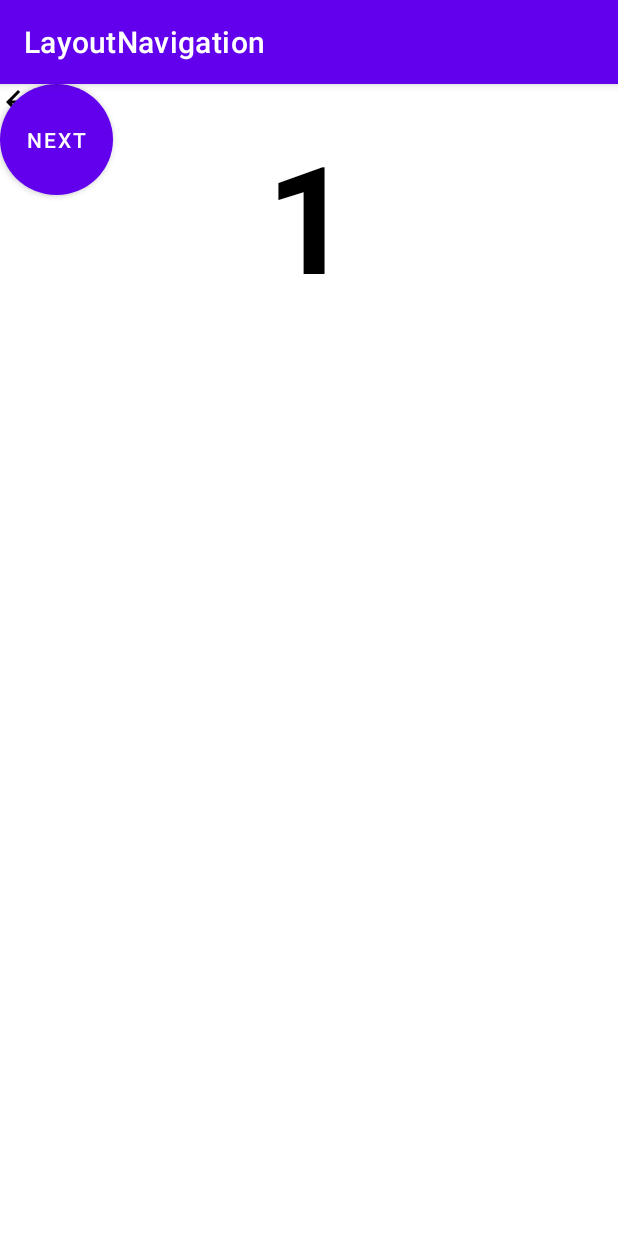
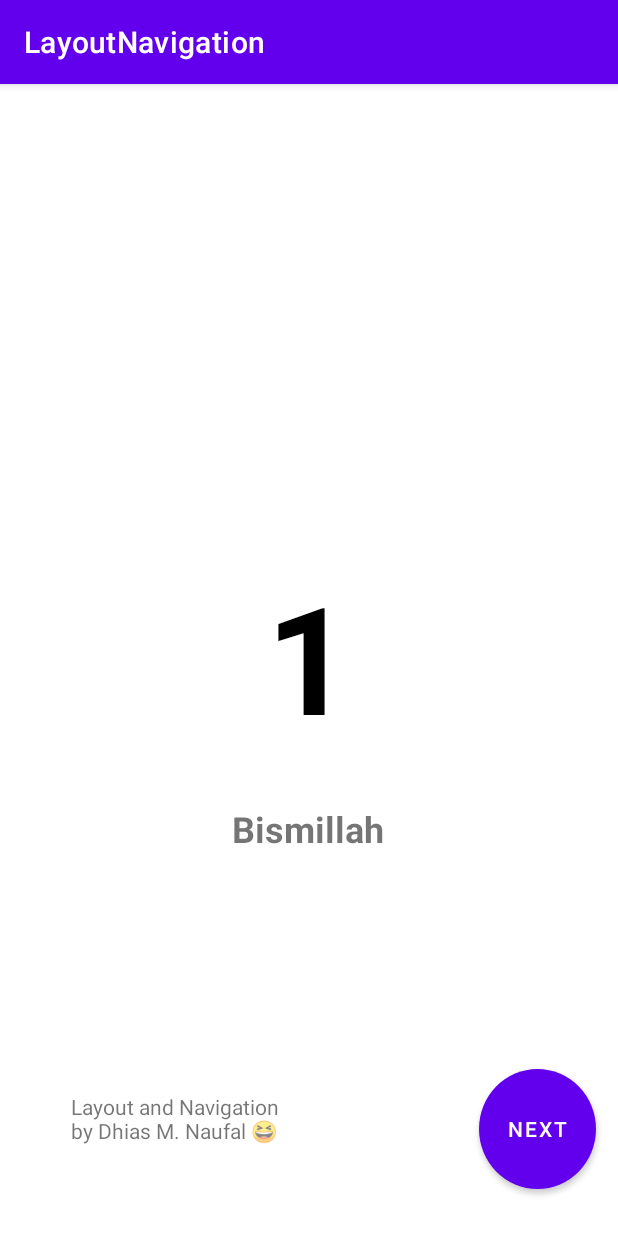
Before and after one commit to DhiasNaufal/PAPB_Kelompok2, an Android app: the screen it shows after launch (MainActivity), on a phone screen of 412 x 824 dp. Run offline under Robolectric (Android 15) with nearby library versions, the phone set to English and light mode, and no system bars.

Commit message:
adding navigation

```diff
--- a/app/src/main/java/com/example/layoutnavigation/HomeScreen.kt
+++ b/app/src/main/java/com/example/layoutnavigation/HomeScreen.kt
@@ -5,13 +5,19 @@ import androidx.fragment.app.Fragment
 import android.view.LayoutInflater
 import android.view.View
 import android.view.ViewGroup
+import android.widget.Button
+import androidx.navigation.Navigation
 
 class HomeScreen : Fragment() {
     override fun onCreateView(
         inflater: LayoutInflater, container: ViewGroup?,
         savedInstanceState: Bundle?
     ): View? {
+        val view = inflater.inflate(R.layout.fragment_home_screen,container, false)
+        view.findViewById<Button>(R.id.btn_1).setOnClickListener{
+            Navigation.findNavController(view).navigate((R.id.action_homeScreen_to_secondPage2))
+        }
         // Inflate the layout for this fragment
-        return inflater.inflate(R.layout.fragment_home_screen, container, false)
+        return view
     }
 }
--- a/app/src/main/res/layout/fragment_home_screen.xml
+++ b/app/src/main/res/layout/fragment_home_screen.xml
@@ -9,23 +9,20 @@
 
 
     <Button
-        android:id="@+id/button"
-        android:layout_width="75dp"
-        android:layout_height="74dp"
+        android:id="@+id/btn_1"
+        android:layout_width="78dp"
+        android:layout_height="80dp"
+        android:layout_marginStart="320dp"
+        android:layout_marginTop="641dp"
+        android:layout_marginEnd="16dp"
+        android:layout_marginBottom="16dp"
         android:background="@drawable/custom_dialog"
         android:ellipsize="none"
         android:text="Next"
-        tools:layout_editor_absoluteX="320dp"
-        tools:layout_editor_absoluteY="641dp" />
-
-    <ImageButton
-        android:id="@+id/imageButton2"
-        android:layout_width="wrap_content"
-        android:layout_height="wrap_content"
-        android:background="#00FFFFFF"
-        android:src="@drawable/ic_baseline_arrow_back_24"
-        tools:layout_editor_absoluteX="16dp"
-        tools:layout_editor_absoluteY="16dp" />
+        app:layout_constraintBottom_toBottomOf="parent"
+        app:layout_constraintEnd_toEndOf="parent"
+        app:layout_constraintStart_toStartOf="parent"
+        app:layout_constraintTop_toTopOf="parent" />
 
     <TextView
         android:id="@+id/textView1"
@@ -39,11 +36,42 @@
         android:textColor="@color/black"
         android:textSize="100dp"
         android:textStyle="bold"
-        app:layout_constraintBottom_toTopOf="@+id/button"
+        app:layout_constraintBottom_toTopOf="@+id/btn_1"
         app:layout_constraintEnd_toEndOf="parent"
         app:layout_constraintHorizontal_bias="0.509"
         app:layout_constraintStart_toStartOf="parent"
         app:layout_constraintTop_toTopOf="parent"
         app:layout_constraintVertical_bias="0.448" />
 
+    <TextView
+        android:id="@+id/textView"
+        android:layout_width="wrap_content"
+        android:layout_height="wrap_content"
+        android:layout_marginStart="180dp"
+        android:layout_marginTop="22dp"
+        android:layout_marginEnd="182dp"
+        android:layout_marginBottom="245dp"
+        android:text="Bismillah"
+        android:textStyle="bold"
+        android:textSize="24dp"
+        app:layout_constraintBottom_toBottomOf="parent"
+        app:layout_constraintEnd_toEndOf="parent"
+        app:layout_constraintStart_toStartOf="parent"
+        app:layout_constraintTop_toBottomOf="@+id/textView1" />
+
+    <TextView
+        android:id="@+id/textView4"
+        android:layout_width="wrap_content"
+        android:layout_height="wrap_content"
+        android:layout_marginStart="48dp"
+        android:layout_marginTop="672dp"
+        android:layout_marginEnd="131dp"
+        android:layout_marginBottom="16dp"
+        android:text="Layout and Navigation \nby Dhias M. Naufal 😆 "
+        app:layout_constraintBottom_toBottomOf="parent"
+        app:layout_constraintEnd_toStartOf="@+id/btn_1"
+        app:layout_constraintStart_toStartOf="parent"
+        app:layout_constraintTop_toTopOf="parent"
+        app:layout_constraintVertical_bias="0.0" />
+
 </androidx.constraintlayout.widget.ConstraintLayout>
--- a/app/src/main/res/navigation/navigation.xml
+++ b/app/src/main/res/navigation/navigation.xml
@@ -12,7 +12,11 @@
         tools:layout="@layout/fragment_home_screen" >
         <action
             android:id="@+id/action_homeScreen_to_secondPage2"
-            app:destination="@id/secondPage" />
+            app:destination="@id/secondPage"
+            app:enterAnim="@anim/nav_default_enter_anim"
+            app:exitAnim="@anim/nav_default_exit_anim"
+            app:popEnterAnim="@animator/nav_default_pop_enter_anim"
+            app:popExitAnim="@anim/nav_default_pop_exit_anim" />
     </fragment>
     <fragment
         android:id="@+id/secondPage"
@@ -20,11 +24,12 @@
         android:label="fragment_second_page"
         tools:layout="@layout/fragment_second_page" >
         <action
-            android:id="@+id/action_secondPage_to_thirdPage"
+            android:id="@+id/action_secondPage_to_homeScreen"
+            app:destination="@id/homeScreen"
+            app:popUpTo="@id/homeScreen" />
+        <action
+            android:id="@+id/action_secondPage_to_thirdPage2"
             app:destination="@id/thirdPage" />
-        <action
-            android:id="@+id/action_secondPage_to_homeScreen"
-            app:destination="@id/homeScreen" />
     </fragment>
     <fragment
         android:id="@+id/thirdPage"
@@ -33,6 +38,7 @@
         tools:layout="@layout/fragment_third_page" >
         <action
             android:id="@+id/action_thirdPage_to_secondPage"
-            app:destination="@id/secondPage" />
+            app:destination="@id/secondPage"
+            app:popUpTo="@id/secondPage" />
     </fragment>
 </navigation>
```
Also changed, not shown: app/src/main/java/com/example/layoutnavigation/SecondPage.kt (+14 -43 lines), app/src/main/java/com/example/layoutnavigation/ThirdPage.kt (+8 -42 lines), app/src/main/res/drawable/custom_dialog2.xml (deleted, +0 -8 lines), app/src/main/res/drawable/custom_dialog3.xml (deleted, +0 -7 lines), app/src/main/res/layout/fragment_second_page.xml (+21 -6 lines), app/src/main/res/layout/fragment_third_page.xml (+19 -21 lines).
